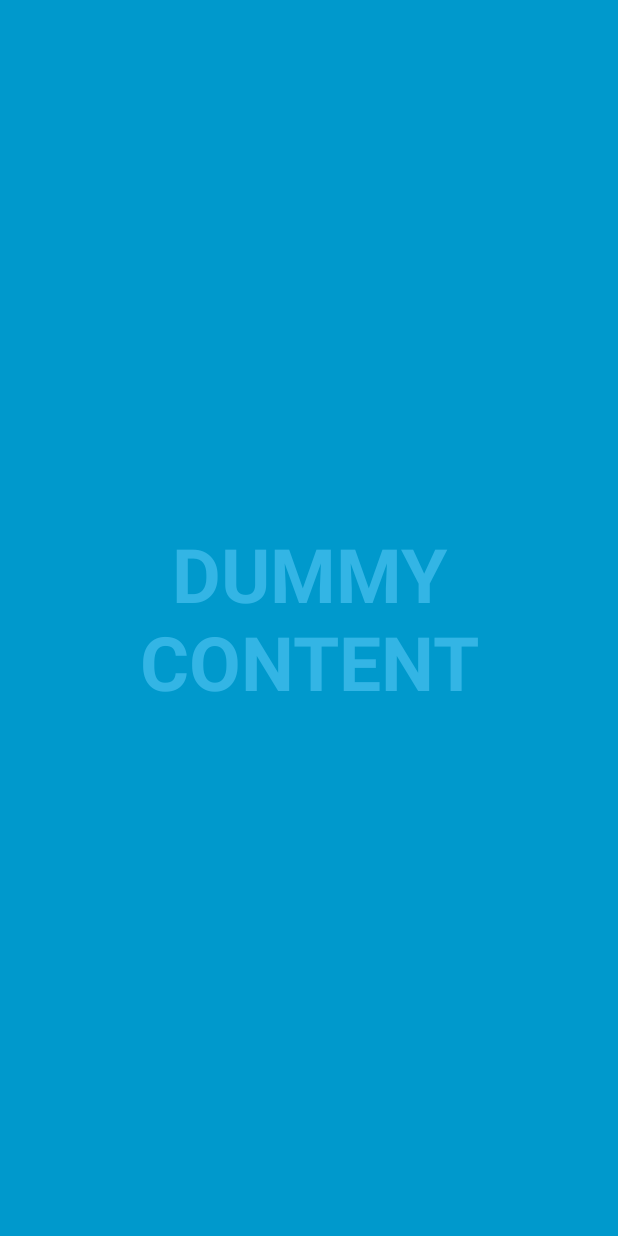
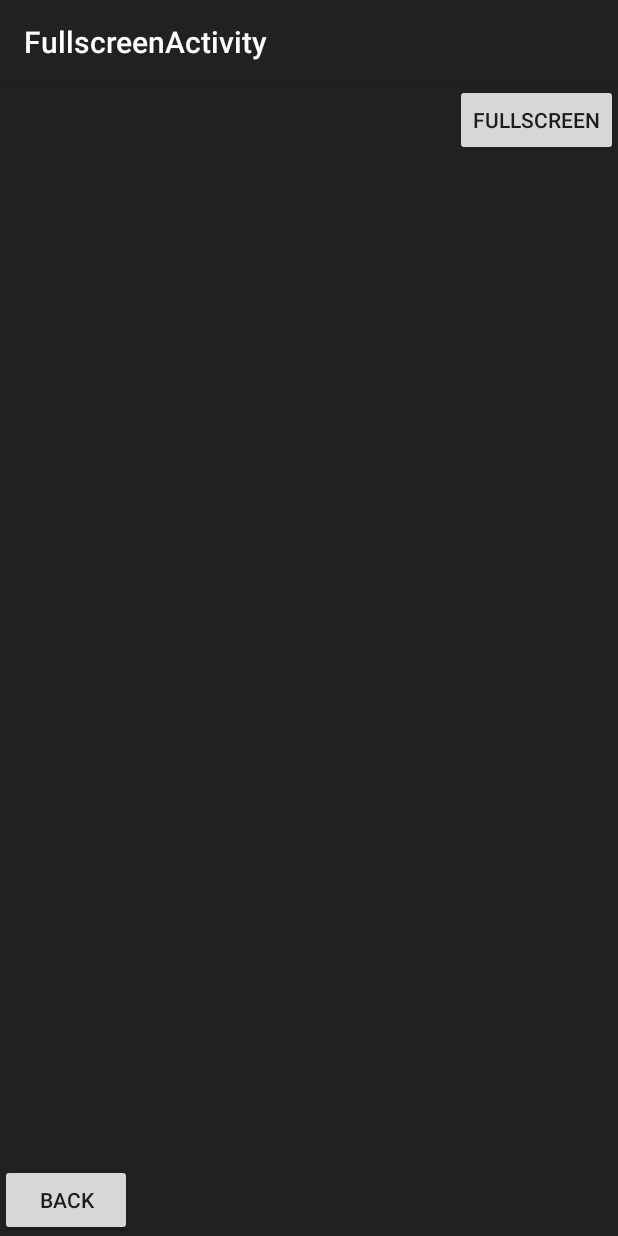
Before and after one commit to rddrdhd/TAMZII_Pepet, an Android app: the FullscreenActivity screen opened directly, with no data from a screen before it, on a phone screen of 412 x 824 dp. Run offline under Robolectric (Android 15) with nearby library versions, the phone set to English and light mode, and no system bars.

Commit message:
fullscreenActivity edit

```diff
--- a/app/src/main/java/com/example/thegathering/FullscreenActivity.java
+++ b/app/src/main/java/com/example/thegathering/FullscreenActivity.java
@@ -1,15 +1,12 @@
 package com.example.thegathering;
 
 import android.annotation.SuppressLint;
-
 import androidx.appcompat.app.ActionBar;
 import androidx.appcompat.app.AppCompatActivity;
-
 import android.app.Activity;
 import android.content.Intent;
 import android.os.Bundle;
 import android.os.Handler;
-import android.view.MotionEvent;
 import android.view.View;
 
 /**
@@ -17,35 +14,14 @@ import android.view.View;
  * status bar and navigation/system bar) with user interaction.
  */
 public class FullscreenActivity extends AppCompatActivity {
-    /**
-     * Whether or not the system UI should be auto-hidden after
-     * {@link #AUTO_HIDE_DELAY_MILLIS} milliseconds.
-     */
-    private static final boolean AUTO_HIDE = true;
-
-    /**
-     * If {@link #AUTO_HIDE} is set, the number of milliseconds to wait after
-     * user interaction before hiding the system UI.
-     */
-    private static final int AUTO_HIDE_DELAY_MILLIS = 3000;
-
-    /**
-     * Some older devices needs a small delay between UI widget updates
-     * and a change of the status and navigation bar.
-     */
-    private static final int UI_ANIMATION_DELAY = 300;
+    private static final int UI_ANIMATION_DELAY = 42;
     private final Handler mHideHandler = new Handler();
-    private View mContentView;
+    private View mToggleButton;
     private final Runnable mHidePart2Runnable = new Runnable() {
         @SuppressLint("InlinedApi")
         @Override
         public void run() {
-            // Delayed removal of status and navigation bar
-
-            // Note that some of these constants are new as of API 16 (Jelly Bean)
-            // and API 19 (KitKat). It is safe to use them, as they are inlined
-            // at compile-time and do nothing on earlier devices.
-            mContentView.setSystemUiVisibility(View.SYSTEM_UI_FLAG_LOW_PROFILE
+            mToggleButton.setSystemUiVisibility(View.SYSTEM_UI_FLAG_LOW_PROFILE
                     | View.SYSTEM_UI_FLAG_FULLSCREEN
                     | View.SYSTEM_UI_FLAG_LAYOUT_STABLE
                     | View.SYSTEM_UI_FLAG_IMMERSIVE_STICKY
@@ -53,39 +29,20 @@ public class FullscreenActivity extends AppCompatActivity {
                     | View.SYSTEM_UI_FLAG_HIDE_NAVIGATION);
         }
     };
-    private View mControlsView;
+
     private final Runnable mShowPart2Runnable = new Runnable() {
         @Override
         public void run() {
-            // Delayed display of UI elements
+
             ActionBar actionBar = getSupportActionBar();
             if (actionBar != null) {
                 actionBar.show();
             }
-            mControlsView.setVisibility(View.VISIBLE);
         }
     };
+
     private boolean mVisible;
-    private final Runnable mHideRunnable = new Runnable() {
-        @Override
-        public void run() {
-            hide();
-        }
-    };
-    /**
-     * Touch listener to use for in-layout UI controls to delay hiding the
-     * system UI. This is to prevent the jarring behavior of controls going away
-     * while interacting with activity UI.
-     */
-    private final View.OnTouchListener mDelayHideTouchListener = new View.OnTouchListener() {
-        @Override
-        public boolean onTouch(View view, MotionEvent motionEvent) {
-            if (AUTO_HIDE) {
-                delayedHide(AUTO_HIDE_DELAY_MILLIS);
-            }
-            return false;
-        }
-    };
+
 
     @Override
     protected void onCreate(Bundle savedInstanceState) {
@@ -94,32 +51,19 @@ public class FullscreenActivity extends AppCompatActivity {
         setContentView(R.layout.activity_fullscreen);
 
         mVisible = true;
-        mControlsView = findViewById(R.id.fullscreen_content_controls);
-        mContentView = findViewById(R.id.fullscreen_content);
-
-
-        // Set up the user interaction to manually show or hide the system UI.
-        mContentView.setOnClickListener(new View.OnClickListener() {
+        mToggleButton = findViewById(R.id.fullscreen_button);
+        mToggleButton.setOnClickListener(new View.OnClickListener() {
             @Override
             public void onClick(View view) {
                 toggle();
             }
         });
 
-        // Upon interacting with UI controls, delay any scheduled hide()
-        // operations to prevent the jarring behavior of controls going away
-        // while interacting with the UI.
-        findViewById(R.id.dummy_button).setOnTouchListener(mDelayHideTouchListener);
     }
 
     @Override
     protected void onPostCreate(Bundle savedInstanceState) {
         super.onPostCreate(savedInstanceState);
-
-        // Trigger the initial hide() shortly after the activity has been
-        // created, to briefly hint to the user that UI controls
-        // are available.
-        delayedHide(100);
     }
 
     private void toggle() {
@@ -131,39 +75,24 @@ public class FullscreenActivity extends AppCompatActivity {
     }
 
     private void hide() {
-        // Hide UI first
         ActionBar actionBar = getSupportActionBar();
         if (actionBar != null) {
             actionBar.hide();
         }
-        mControlsView.setVisibility(View.GONE);
         mVisible = false;
-
-        // Schedule a runnable to remove the status and navigation bar after a delay
         mHideHandler.removeCallbacks(mShowPart2Runnable);
         mHideHandler.postDelayed(mHidePart2Runnable, UI_ANIMATION_DELAY);
     }
 
     @SuppressLint("InlinedApi")
     private void show() {
-        // Show the system bar
-        mContentView.setSystemUiVisibility(View.SYSTEM_UI_FLAG_LAYOUT_FULLSCREEN
+        mToggleButton.setSystemUiVisibility(View.SYSTEM_UI_FLAG_LAYOUT_FULLSCREEN
                 | View.SYSTEM_UI_FLAG_LAYOUT_HIDE_NAVIGATION);
         mVisible = true;
-
-        // Schedule a runnable to display UI elements after a delay
         mHideHandler.removeCallbacks(mHidePart2Runnable);
         mHideHandler.postDelayed(mShowPart2Runnable, UI_ANIMATION_DELAY);
     }
 
-    /**
-     * Schedules a call to hide() in delay milliseconds, canceling any
-     * previously scheduled calls.
-     */
-    private void delayedHide(int delayMillis) {
-        mHideHandler.removeCallbacks(mHideRunnable);
-        mHideHandler.postDelayed(mHideRunnable, delayMillis);
-    }
 
     public void back(View view){
 
--- a/app/src/main/res/layout/activity_fullscreen.xml
+++ b/app/src/main/res/layout/activity_fullscreen.xml
@@ -3,22 +3,12 @@
     xmlns:tools="http://schemas.android.com/tools"
     android:layout_width="match_parent"
     android:layout_height="match_parent"
-    android:background="#0099cc"
+    android:background="@color/colorPrimary"
     tools:context=".FullscreenActivity">
 
     <!-- The primary full-screen view. This can be replaced with whatever view
          is needed to present your content, e.g. VideoView, SurfaceView,
          TextureView, etc. -->
-    <TextView
-        android:id="@+id/fullscreen_content"
-        android:layout_width="match_parent"
-        android:layout_height="match_parent"
-        android:gravity="center"
-        android:keepScreenOn="true"
-        android:text="@string/dummy_content"
-        android:textColor="#33b5e5"
-        android:textSize="50sp"
-        android:textStyle="bold" />
 
     <!-- This FrameLayout insets its children based on system windows using
          android:fitsSystemWindows. -->
@@ -27,42 +17,23 @@
         android:layout_height="match_parent"
         android:fitsSystemWindows="true">
 
-        <LinearLayout
-            android:id="@+id/fullscreen_content_controls"
-            style="?metaButtonBarStyle"
-            android:layout_width="match_parent"
-            android:layout_height="wrap_content"
-            android:layout_gravity="bottom|center_horizontal"
-            android:background="@color/black_overlay"
-            android:orientation="horizontal"
-            tools:ignore="UselessParent">
-
         <Button
             android:id="@+id/dummy_button"
-                style="?metaButtonBarButtonStyle"
-                android:layout_width="0dp"
+            android:layout_width="wrap_content"
             android:layout_height="wrap_content"
+            android:layout_gravity="bottom|left"
             android:layout_weight="1"
             android:onClick="back"
             android:text="Back" />
 
         <Button
-                android:id="@+id/dummy_button2"
-                style="?metaButtonBarButtonStyle"
-                android:layout_width="0dp"
+            android:id="@+id/fullscreen_button"
+            android:layout_width="wrap_content"
             android:layout_height="wrap_content"
+            android:layout_gravity="right|top"
             android:layout_weight="1"
-                android:text="@string/dummy_button" />
+            android:text="Fullscreen" />
 
-            <Button
-                android:id="@+id/dummy_button3"
-                style="?metaButtonBarButtonStyle"
-                android:layout_width="0dp"
-                android:layout_height="wrap_content"
-                android:layout_weight="1"
-                android:text="@string/dummy_button" />
-
-        </LinearLayout>
     </FrameLayout>
 
 </FrameLayout>
```
Lines whose indentation alone changed are shown as unchanged.
